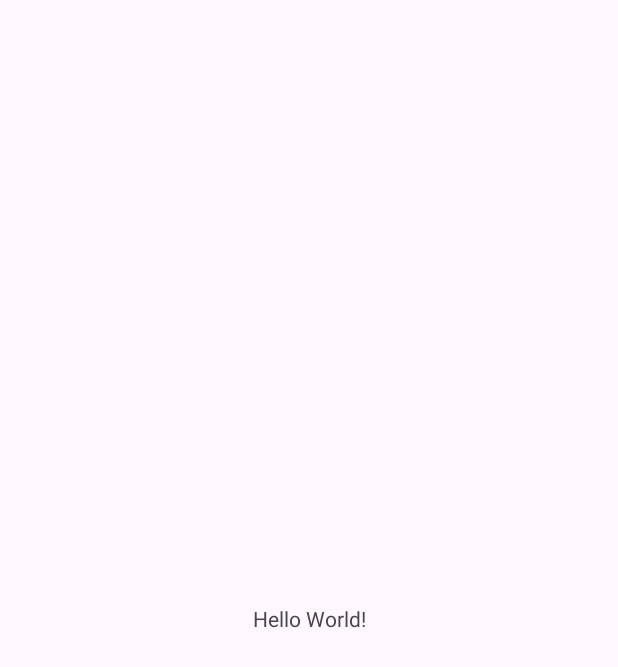
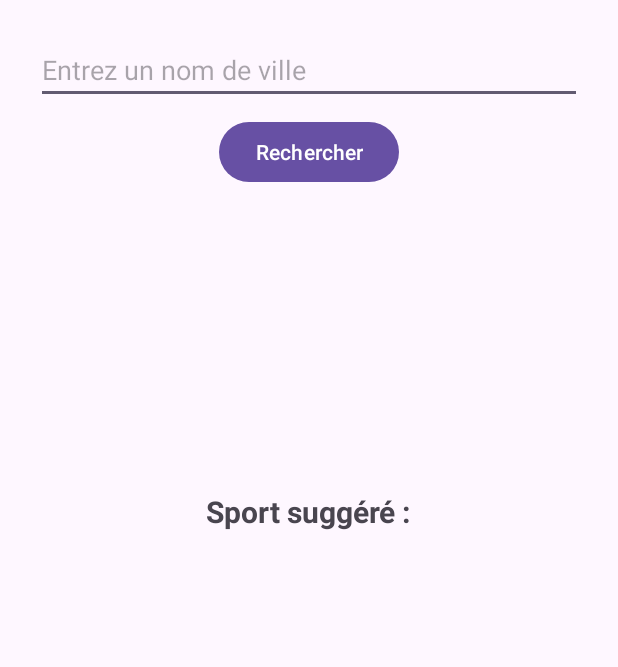
Before and after one commit to hsn00000/MyWeatherSport, an Android app: the screen it shows after launch (MainActivity), on a phone screen of 412 x 824 dp. Before the commit the part shown is almost empty. Shown: the top 667 px of the screen. Run offline under Robolectric (Android 15) with nearby library versions, the phone set to English and light mode, and no system bars; pictures from the network do not load.

Commit message:
feat: Add HomeFragment to display weather and sport suggestions
Introduces the `HomeFragment` and its corresponding layout, which serves as the main screen of the application.

- **`fragment_home.xml`**: A new layout file that includes an `EditText` for city input, a search `Button`, `TextViews` to display weather information (city name, temperature, description), and an `ImageView` and `TextView` to show a suggested sport. A "See Forecast" button is also included but is initially hidden.
- **`HomeFragment.java`**:
    - Manages the UI and user interactions for the home screen.
    - Uses `WeatherViewModel` to fetch weather data when the search button is clicked.
    - Observes `LiveData` from the ViewModel to update the UI with current weather details and a recommended sport.
    - Implements navigation to the forecast screen.
- **`activity_main.xml`**: Updated to use a `FragmentContainerView` with `NavHostFragment` to host the navigation graph, replacing the previous "Hello World!" `TextView`.
- **`nav_graph.xml`**: The navigation graph is updated to set `HomeFragment` as the starting destination.
- **`WeatherRepository.java`**: A hardcoded API key has been added.

```diff
--- a/app/src/main/java/com/example/myweathersport/data/repository/WeatherRepository.java
+++ b/app/src/main/java/com/example/myweathersport/data/repository/WeatherRepository.java
@@ -18,6 +18,7 @@ public class WeatherRepository {
     public WeatherRepository() {
         this.service = RetrofitClient.getService();
         // Il récupère la clé API sécurisée tout seul
+        // Stock la clé ici
         this.apiKey = "7013e2ba6fad8cc1b0058b65eb59e5b1";
     }
 
--- /dev/null
+++ b/app/src/main/java/com/example/myweathersport/ui/forecast/ForecastFragment.java
@@ -0,0 +1,4 @@
+package com.example.myweathersport.ui.forecast;
+
+public class ForecastFragment {
+}
--- /dev/null
+++ b/app/src/main/java/com/example/myweathersport/ui/home/HomeFragment.java
@@ -0,0 +1,117 @@
+package com.example.myweathersport.ui.home;
+
+import android.os.Bundle;
+import android.view.LayoutInflater;
+import android.view.View;
+import android.view.ViewGroup;
+import android.widget.Button;
+import android.widget.EditText;
+import android.widget.ImageView;
+import android.widget.TextView;
+import android.widget.Toast;
+
+import androidx.annotation.NonNull;
+import androidx.annotation.Nullable;
+import androidx.fragment.app.Fragment;
+import androidx.lifecycle.ViewModelProvider;
+import androidx.navigation.fragment.NavHostFragment;
+
+import com.bumptech.glide.Glide;
+import com.example.myweathersport.R;
+import com.example.myweathersport.data.model.Sport;
+import com.example.myweathersport.viewmodel.WeatherViewModel;
+
+import java.util.List;
+import java.util.Locale;
+
+public class HomeFragment extends Fragment {
+
+    private WeatherViewModel viewModel;
+
+    // Déclaration des vues de l'interface
+    private EditText etCityName;
+    private Button btnSearch;
+    private Button btnGoToForecast;
+    private TextView tvCityName, tvTemperature, tvWeatherDescription, tvSportName;
+    private ImageView ivSport;
+
+    @Override
+    public View onCreateView(LayoutInflater inflater, ViewGroup container, Bundle savedInstanceState) {
+        // Crée la vue du fragment à partir du fichier XML
+        return inflater.inflate(R.layout.fragment_home, container, false);
+    }
+
+    @Override
+    public void onViewCreated(@NonNull View view, @Nullable Bundle savedInstanceState) {
+        super.onViewCreated(view, savedInstanceState);
+
+        // Lie le ViewModel au cycle de vie de ce fragment
+        viewModel = new ViewModelProvider(this).get(WeatherViewModel.class);
+
+        // Initialise toutes les vues en utilisant view.findViewById()
+        etCityName = view.findViewById(R.id.etCityName);
+        btnSearch = view.findViewById(R.id.btnSearch);
+        btnGoToForecast = view.findViewById(R.id.btnGoToForecast);
+        tvCityName = view.findViewById(R.id.tvCityName);
+        tvTemperature = view.findViewById(R.id.tvTemperature);
+        tvWeatherDescription = view.findViewById(R.id.tvWeatherDescription);
+        ivSport = view.findViewById(R.id.ivSport);
+        tvSportName = view.findViewById(R.id.tvSportName);
+
+        // Définit l'action du clic sur le bouton "Rechercher"
+        btnSearch.setOnClickListener(v -> {
+            String city = etCityName.getText().toString();
+            if (!city.trim().isEmpty()) {
+                viewModel.loadCurrentWeather(city); // Demande la météo au ViewModel
+            } else {
+                Toast.makeText(getContext(), "Veuillez entrer une ville", Toast.LENGTH_SHORT).show();
+            }
+        });
+
+        // Définit l'action du clic sur le bouton "Voir les prévisions"
+        btnGoToForecast.setOnClickListener(v -> {
+            // Utilise le NavController pour naviguer vers ForecastFragment
+            // L'action est définie dans votre fichier nav_graph.xml
+            NavHostFragment.findNavController(HomeFragment.this)
+                    .navigate(R.id.action_HomeFragment_to_ForecastFragment);
+        });
+
+        // Met en place les observateurs qui attendent les données du ViewModel
+        setupObservers();
+    }
+
+    private void setupObservers() {
+        // Cet observateur s'active dès que les données de la météo actuelle arrivent
+        viewModel.getCurrentWeather().observe(getViewLifecycleOwner(), weatherResponse -> {
+            if (weatherResponse != null) {
+                // Met à jour l'interface avec les nouvelles données
+                tvCityName.setText(weatherResponse.getName());
+                tvTemperature.setText(String.format(Locale.FRENCH, "%d°C", (int) weatherResponse.getMain().getTemp()));
+
+                String description = weatherResponse.getWeather().get(0).getDescription();
+                tvWeatherDescription.setText(description.substring(0, 1).toUpperCase() + description.substring(1));
+
+                // Appelle la logique du ViewModel pour obtenir la recommandation de sport
+                List<Sport> recommendedSports = viewModel.recommendSports(
+                        weatherResponse.getWeather().get(0).getMain(),
+                        weatherResponse.getMain().getTemp(),
+                        weatherResponse.getWind().getSpeed()
+                );
+
+                // Affiche le premier sport de la liste
+                if (!recommendedSports.isEmpty()) {
+                    Sport sport = recommendedSports.get(0);
+                    tvSportName.setText(sport.getName());
+
+                    // Utilise Glide pour charger l'image du sport
+                    Glide.with(this).load(sport.getImageResId()).into(ivSport);
+
+                    // Affiche le bouton pour voir les prévisions
+                    btnGoToForecast.setVisibility(View.VISIBLE);
+                }
+            } else {
+                Toast.makeText(getContext(), "Ville non trouvée ou erreur réseau", Toast.LENGTH_SHORT).show();
+            }
+        });
+    }
+}
--- a/app/src/main/res/layout/activity_main.xml
+++ b/app/src/main/res/layout/activity_main.xml
@@ -7,13 +7,16 @@
     android:layout_height="match_parent"
     tools:context=".MainActivity">
 
-    <TextView
-        android:layout_width="wrap_content"
-        android:layout_height="wrap_content"
-        android:text="Hello World!"
+    <androidx.fragment.app.FragmentContainerView
+        android:id="@+id/nav_host_fragment"
+        android:name="androidx.navigation.fragment.NavHostFragment"
+        android:layout_width="0dp"
+        android:layout_height="0dp"
+        app:defaultNavHost="true"
         app:layout_constraintBottom_toBottomOf="parent"
-        app:layout_constraintEnd_toEndOf="parent"
-        app:layout_constraintStart_toStartOf="parent"
-        app:layout_constraintTop_toTopOf="parent" />
+        app:layout_constraintLeft_toLeftOf="parent"
+        app:layout_constraintRight_toRightOf="parent"
+        app:layout_constraintTop_toTopOf="parent"
+        app:navGraph="@navigation/nav_graph" />
 
 </androidx.constraintlayout.widget.ConstraintLayout>
--- /dev/null
+++ b/app/src/main/res/layout/fragment_home.xml
@@ -0,0 +1,82 @@
+<?xml version="1.0" encoding="utf-8"?>
+<LinearLayout xmlns:android="http://schemas.android.com/apk/res/android"
+    xmlns:tools="http://schemas.android.com/tools"
+    android:layout_width="match_parent"
+    android:layout_height="match_parent"
+    android:gravity="center_horizontal"
+    android:orientation="vertical"
+    android:padding="24dp"
+    tools:context=".ui.home.HomeFragment">
+
+    <EditText
+        android:id="@+id/etCityName"
+        android:layout_width="match_parent"
+        android:layout_height="wrap_content"
+        android:hint="Entrez un nom de ville"
+        android:inputType="text"
+        android:autofillHints="" />
+
+    <Button
+        android:id="@+id/btnSearch"
+        android:layout_width="wrap_content"
+        android:layout_height="wrap_content"
+        android:layout_marginTop="8dp"
+        android:text="Rechercher" />
+
+    <Button
+        android:id="@+id/btnGoToForecast"
+        android:layout_width="wrap_content"
+        android:layout_height="wrap_content"
+        android:layout_marginTop="8dp"
+        android:text="Voir les prévisions"
+        android:visibility="gone"
+        tools:visibility="visible"/>
+
+    <TextView
+        android:id="@+id/tvCityName"
+        android:layout_width="wrap_content"
+        android:layout_height="wrap_content"
+        android:layout_marginTop="32dp"
+        android:textSize="24sp"
+        android:textStyle="bold"
+        tools:text="Annecy" />
+
+    <TextView
+        android:id="@+id/tvTemperature"
+        android:layout_width="wrap_content"
+        android:layout_height="wrap_content"
+        android:textSize="48sp"
+        tools:text="22°C" />
+
+    <TextView
+        android:id="@+id/tvWeatherDescription"
+        android:layout_width="wrap_content"
+        android:layout_height="wrap_content"
+        android:textSize="18sp"
+        tools:text="Ciel dégagé" />
+
+    <TextView
+        android:layout_width="wrap_content"
+        android:layout_height="wrap_content"
+        android:layout_marginTop="48dp"
+        android:text="Sport suggéré :"
+        android:textSize="20sp"
+        android:textStyle="bold" />
+
+    <ImageView
+        android:id="@+id/ivSport"
+        android:layout_width="150dp"
+        android:layout_height="150dp"
+        android:layout_marginTop="16dp"
+        tools:src="@drawable/natation"
+        android:contentDescription="Image du sport suggéré" />
+
+    <TextView
+        android:id="@+id/tvSportName"
+        android:layout_width="wrap_content"
+        android:layout_height="wrap_content"
+        android:layout_marginTop="8dp"
+        android:textSize="18sp"
+        tools:text="Natation" />
+
+</LinearLayout>
--- a/app/src/main/res/navigation/nav_graph.xml
+++ b/app/src/main/res/navigation/nav_graph.xml
@@ -1,6 +1,15 @@
 <?xml version="1.0" encoding="utf-8"?>
 <navigation xmlns:android="http://schemas.android.com/apk/res/android"
     xmlns:app="http://schemas.android.com/apk/res-auto"
-    android:id="@+id/nav_graph">
+    xmlns:tools="http://schemas.android.com/tools"
+    android:id="@+id/nav_graph"
+    app:startDestination="@id/homeFragment">
 
+    <fragment
+        android:id="@+id/homeFragment"
+        android:name="com.example.myweathersport.ui.home.HomeFragment"
+        android:label="fragment_home"
+        tools:layout="@layout/fragment_home" >
+
+    </fragment>
 </navigation>
--- a/app/src/main/res/values/strings.xml
+++ b/app/src/main/res/values/strings.xml
@@ -1,3 +1,5 @@
 <resources>
     <string name="app_name">MyWeatherSport</string>
+    <!-- TODO: Remove or change this placeholder text -->
+    <string name="hello_blank_fragment">Hello blank fragment</string>
 </resources>
```
